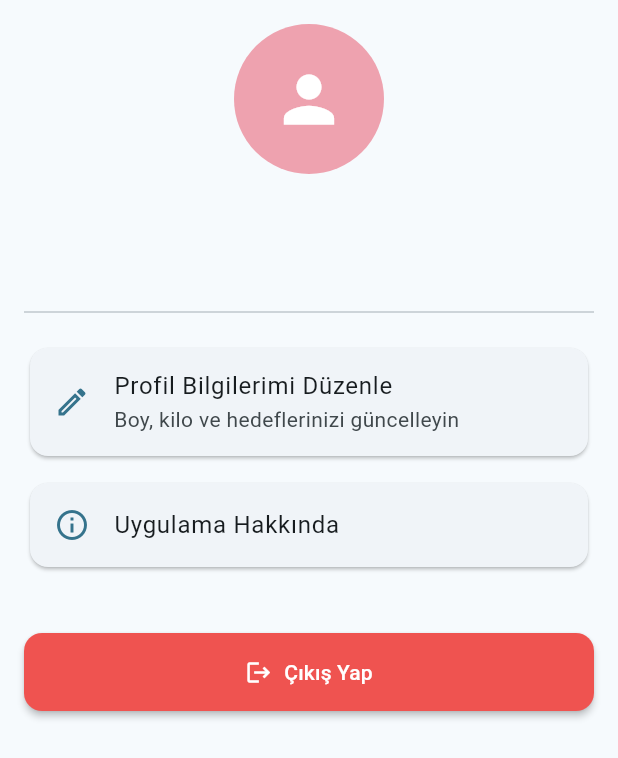
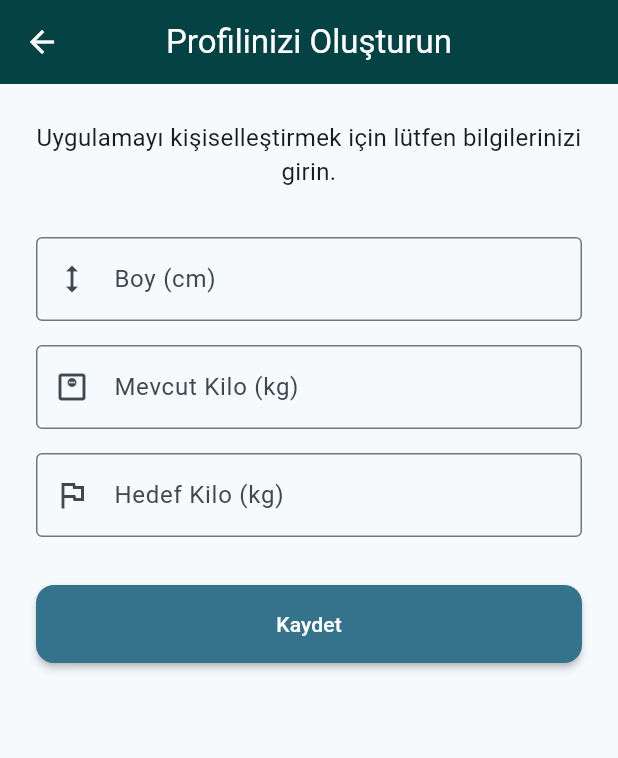
Before and after one commit to miracmuberragul/calory_calculator, a Flutter app: the screen it shows once a user with an empty profile is signed in, item 4 of the bottom bar chosen, after a tap on "Profil Bilgilerimi Düzenle", on a phone screen of 412 x 824 dp. Shown: the top 758 px of the screen. Run offline on Flutter 3.47's test engine with Material 3 defaults, Android fonts, the phone set to English and light mode, and no system bars; our stand-ins replace cloud_firestore, firebase_auth, firebase_core, google_sign_in, image_picker; accounts and stored records are empty; Roboto replaces fonts that are missing (System).

Commit message:
setup screen fixed.

```diff
--- /dev/null
+++ b/lib/profil_setup_screen.dart
@@ -0,0 +1,176 @@
+// lib/screens/profile_setup_screen.dart
+
+import 'package:calori_app/services/auth_service.dart';
+import 'package:calori_app/services/firebase_servise.dart';
+import 'package:flutter/material.dart';
+import 'package:flutter/services.dart';
+import 'package:provider/provider.dart';
+
+class ProfileSetupScreen extends StatefulWidget {
+  const ProfileSetupScreen({super.key});
+
+  @override
+  State<ProfileSetupScreen> createState() => _ProfileSetupScreenState();
+}
+
+class _ProfileSetupScreenState extends State<ProfileSetupScreen> {
+  final _formKey = GlobalKey<FormState>();
+  final _heightController = TextEditingController();
+  final _weightController = TextEditingController();
+  final _targetWeightController = TextEditingController();
+
+  bool _isLoading = false;
+
+  @override
+  void dispose() {
+    _heightController.dispose();
+    _weightController.dispose();
+    _targetWeightController.dispose();
+    super.dispose();
+  }
+
+  Future<void> _saveProfile() async {
+    if (!_formKey.currentState!.validate()) {
+      return;
+    }
+
+    setState(() => _isLoading = true);
+
+    final firestoreService = Provider.of<FirestoreService>(
+      context,
+      listen: false,
+    );
+    final authService = Provider.of<AuthService>(context, listen: false);
+    final user = authService.currentUser;
+
+    if (user == null) {
+      // Bu durum olmamalı ama bir güvenlik önlemi
+      ScaffoldMessenger.of(context).showSnackBar(
+        const SnackBar(
+          content: Text('Kullanıcı bulunamadı. Lütfen tekrar giriş yapın.'),
+        ),
+      );
+      setState(() => _isLoading = false);
+      return;
+    }
+
+    try {
+      await firestoreService.updateUserProfileData(
+        uid: user.uid,
+        height: double.parse(_heightController.text),
+        weight: double.parse(_weightController.text),
+        targetWeight: double.parse(_targetWeightController.text),
+      );
+
+      if (mounted) {
+        ScaffoldMessenger.of(context).showSnackBar(
+          const SnackBar(
+            content: Text('Profil başarıyla kaydedildi!'),
+            backgroundColor: Colors.green,
+          ),
+        );
+        // Kullanıcıyı ana sayfaya yönlendir
+        // Bu ekran bir dialog veya başka bir sayfa üzerinden açıldıysa Navigator.pop(context);
+        // Eğer bu ekran ilk kurulum ekranıysa, ana sayfaya yönlendirilir.
+        // Örn: Navigator.of(context).pushAndRemoveUntil(MaterialPageRoute(builder: (_) => const RoutePage()), (route) => false);
+      }
+    } catch (e) {
+      if (mounted) {
+        ScaffoldMessenger.of(
+          context,
+        ).showSnackBar(SnackBar(content: Text('Hata: ${e.toString()}')));
+      }
+    } finally {
+      if (mounted) {
+        setState(() => _isLoading = false);
+      }
+    }
+  }
+
+  @override
+  Widget build(BuildContext context) {
+    return Scaffold(
+      appBar: AppBar(title: const Text('Profilinizi Oluşturun')),
+      body: SingleChildScrollView(
+        padding: const EdgeInsets.all(24.0),
+        child: Form(
+          key: _formKey,
+          child: Column(
+            crossAxisAlignment: CrossAxisAlignment.stretch,
+            children: [
+              const Text(
+                'Uygulamayı kişiselleştirmek için lütfen bilgilerinizi girin.',
+                textAlign: TextAlign.center,
+                style: TextStyle(fontSize: 16),
+              ),
+              const SizedBox(height: 32),
+
+              TextFormField(
+                controller: _heightController,
+                decoration: const InputDecoration(
+                  labelText: 'Boy (cm)',
+                  border: OutlineInputBorder(),
+                  prefixIcon: Icon(Icons.height),
+                ),
+                keyboardType: TextInputType.number,
+                inputFormatters: [FilteringTextInputFormatter.digitsOnly],
+                validator: (value) => (value == null || value.isEmpty)
+                    ? 'Lütfen boyunuzu girin.'
+                    : null,
+              ),
+              const SizedBox(height: 16),
+
+              TextFormField(
+                controller: _weightController,
+                decoration: const InputDecoration(
+                  labelText: 'Mevcut Kilo (kg)',
+                  border: OutlineInputBorder(),
+                  prefixIcon: Icon(Icons.monitor_weight_outlined),
+                ),
+                keyboardType: const TextInputType.numberWithOptions(
+                  decimal: true,
+                ),
+                inputFormatters: [
+                  FilteringTextInputFormatter.allow(RegExp(r'^\d+\.?\d{0,1}')),
+                ],
+                validator: (value) => (value == null || value.isEmpty)
+                    ? 'Lütfen kilonuzu girin.'
+                    : null,
+              ),
+              const SizedBox(height: 16),
+
+              TextFormField(
+                controller: _targetWeightController,
+                decoration: const InputDecoration(
+                  labelText: 'Hedef Kilo (kg)',
+                  border: OutlineInputBorder(),
+                  prefixIcon: Icon(Icons.flag_outlined),
+                ),
+                keyboardType: const TextInputType.numberWithOptions(
+                  decimal: true,
+                ),
+                inputFormatters: [
+                  FilteringTextInputFormatter.allow(RegExp(r'^\d+\.?\d{0,1}')),
+                ],
+                validator: (value) => (value == null || value.isEmpty)
+                    ? 'Lütfen hedef kilonuzu girin.'
+                    : null,
+              ),
+              const SizedBox(height: 32),
+
+              _isLoading
+                  ? const Center(child: CircularProgressIndicator())
+                  : ElevatedButton(
+                      onPressed: _saveProfile,
+                      style: ElevatedButton.styleFrom(
+                        padding: const EdgeInsets.symmetric(vertical: 16),
+                      ),
+                      child: const Text('Kaydet'),
+                    ),
+            ],
+          ),
+        ),
+      ),
+    );
+  }
+}
--- a/lib/settings.dart
+++ b/lib/settings.dart
@@ -1,6 +1,7 @@
 // lib/screens/settings_screen.dart
 
 import 'package:calori_app/abaout_screen.dart';
+import 'package:calori_app/profil_setup_screen.dart';
 import 'package:calori_app/services/auth_service.dart';
 import 'package:firebase_auth/firebase_auth.dart';
 import 'package:flutter/material.dart';
@@ -63,7 +64,7 @@ class SettingsScreen extends StatelessWidget {
                 Navigator.push(
                   context,
                   MaterialPageRoute(
-                    builder: (context) => const SettingsScreen(),
+                    builder: (context) => const ProfileSetupScreen(),
                   ),
                 );
               },
```
Also changed, not shown: lib/services/firebase_servise.dart (+31 -0 lines).
